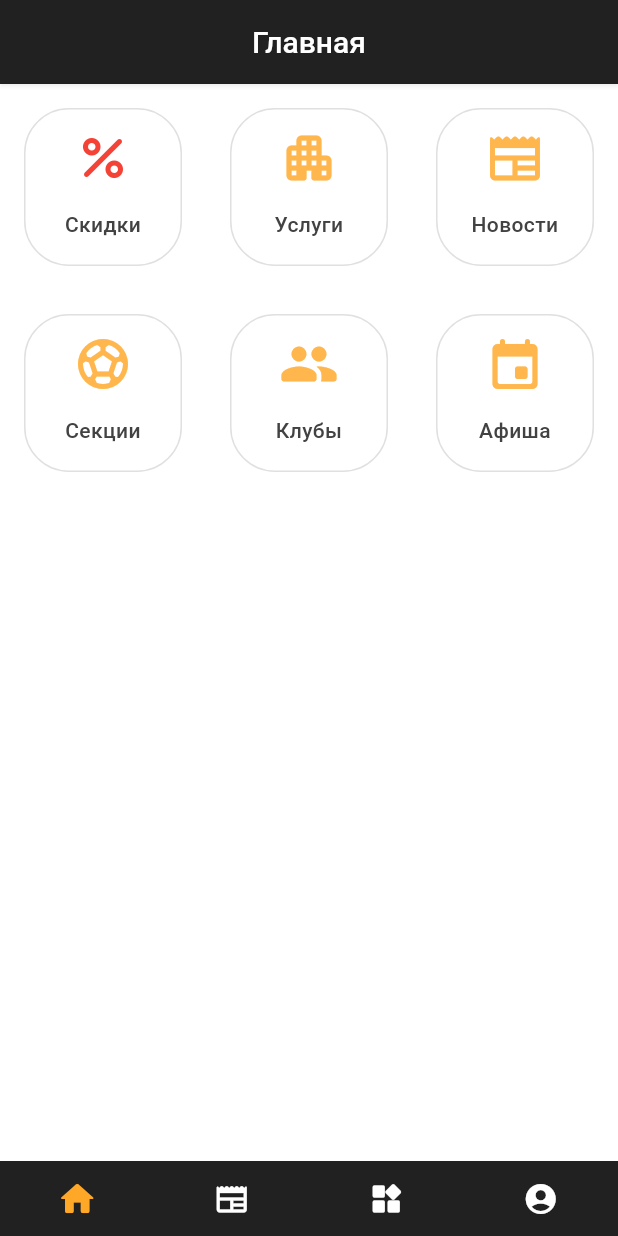
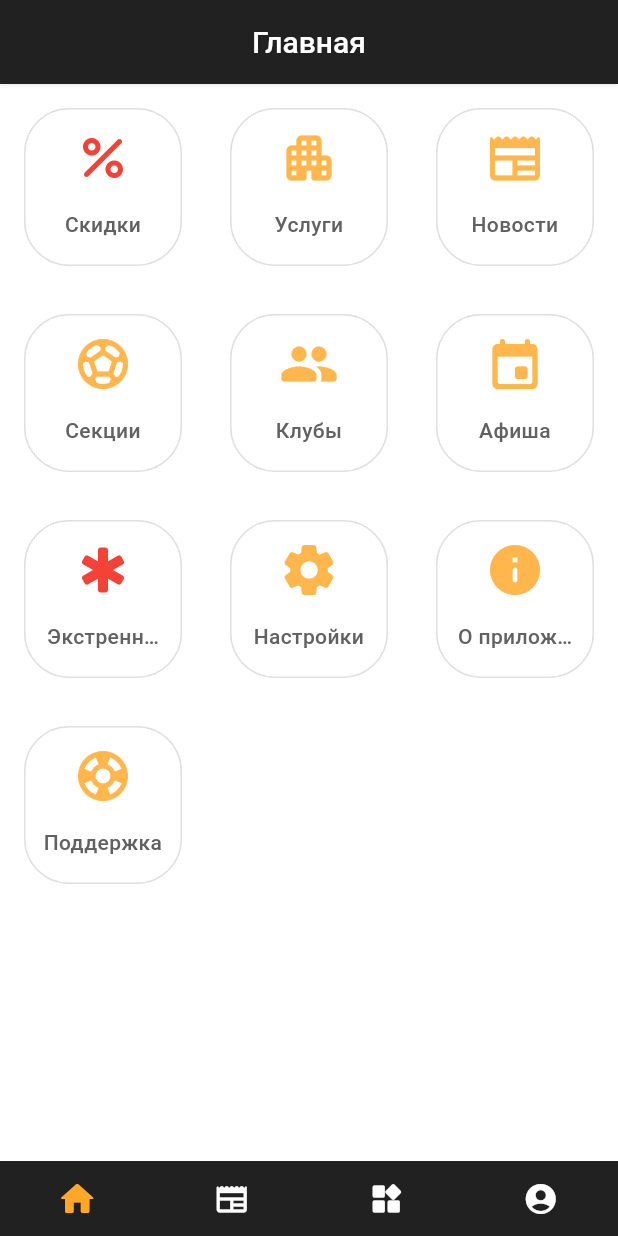
Before and after one commit to moldbee/mobile-app, a Flutter app: the screen it shows after launch, on a phone screen of 412 x 824 dp. Run offline on Flutter 3.47's test engine with Material 2 defaults, Android fonts, the phone set to English and light mode, and no system bars; our stand-ins replace cached_network_image, flutter_form_builder, flutter_hooks, flutter_linkify, font_awesome_flutter, form_builder_validators and 8 more; missing offline and left inert: flutter_iconpicker, smooth_highlight, timeago_flutter, very_good_infinite_list; accounts and stored records are empty.

Commit message:
Add new tiles and update tile color

```diff
--- a/lib/features/home/home.dart
+++ b/lib/features/home/home.dart
@@ -40,6 +40,26 @@ class HomeScreen extends StatelessWidget {
         'icon': Icons.event_rounded,
         'iconColor': Colors.orange.shade300,
       },
+      {
+        'title': 'Экстренные службы',
+        'icon': Icons.emergency_rounded,
+        'iconColor': Colors.red.shade500,
+      },
+      {
+        'title': 'Настройки',
+        'icon': Icons.settings_rounded,
+        'iconColor': Colors.orange.shade300,
+      },
+      {
+        'title': 'О приложении',
+        'icon': Icons.info_rounded,
+        'iconColor': Colors.orange.shade300,
+      },
+      {
+        'title': 'Поддержка',
+        'icon': Icons.support_rounded,
+        'iconColor': Colors.orange.shade300,
+      },
     ];
     return Scaffold(
       appBar: AppBar(
--- a/lib/shared/widgets/tile.dart
+++ b/lib/shared/widgets/tile.dart
@@ -38,7 +38,7 @@ class Tile extends StatelessWidget {
               style: TextStyle(
                   fontSize: 14,
                   overflow: TextOverflow.ellipsis,
-                  color: Colors.grey.shade800,
+                  color: Colors.grey.shade700,
                   fontWeight: FontWeight.w500),
             ),
           ),
```
